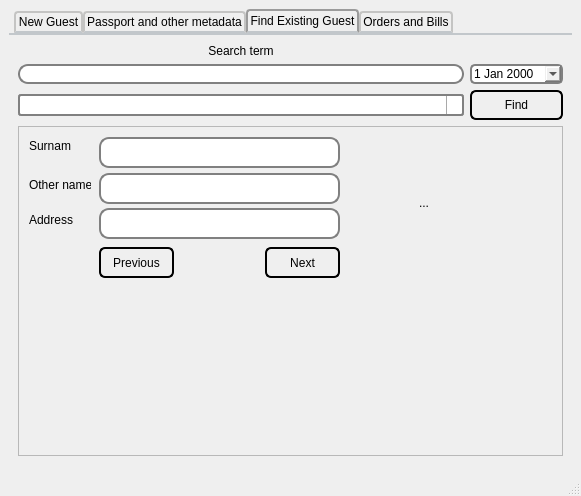
This is guest_main_window.ui in DatabasesWorks/HotelDeHeringan as Qt 5 draws it before an edit. The edited form follows.
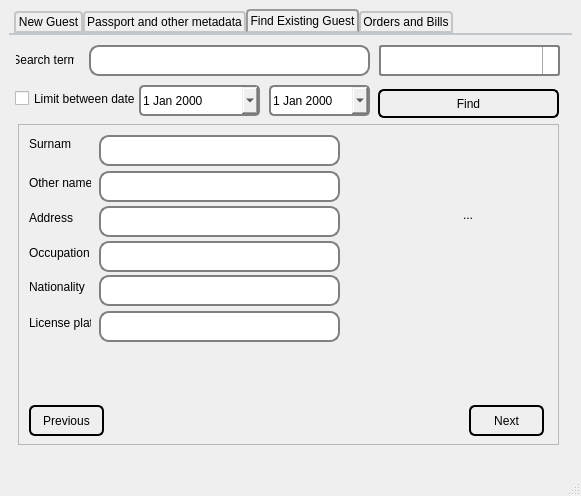
This is the edited form. The open tabs and pages were chosen to show the change. Icons and pictures are not drawn.

```diff
--- a/guest_main_window.ui
+++ b/guest_main_window.ui
@@ -474,9 +474,15 @@
        <attribute name="title">
         <string>Find Existing Guest</string>
        </attribute>
-       <layout class="QGridLayout" name="gridLayout">
-        <item row="0" column="0">
          <widget class="QLabel" name="label_20">
+        <property name="geometry">
+         <rect>
+          <x>7</x>
+          <y>17</y>
+          <width>58</width>
+          <height>16</height>
+         </rect>
+        </property>
           <property name="text">
            <string>Search term</string>
           </property>
@@ -484,29 +490,61 @@
            <set>Qt::AlignCenter</set>
           </property>
          </widget>
-        </item>
-        <item row="1" column="0">
-         <widget class="QLineEdit" name="search_string_edit"/>
-        </item>
-        <item row="2" column="0">
-         <widget class="QComboBox" name="criteria_combo"/>
-        </item>
-        <item row="1" column="1" colspan="2">
-         <widget class="QDateEdit" name="dateEdit">
+       <widget class="QLineEdit" name="search_string_edit">
+        <property name="geometry">
+         <rect>
+          <x>80</x>
+          <y>10</y>
+          <width>281</width>
+          <height>31</height>
+         </rect>
+        </property>
+       </widget>
+       <widget class="QComboBox" name="search_criteria_combo">
+        <property name="geometry">
+         <rect>
+          <x>370</x>
+          <y>10</y>
+          <width>181</width>
+          <height>31</height>
+         </rect>
+        </property>
+       </widget>
+       <widget class="QDateEdit" name="search_date_to">
+        <property name="geometry">
+         <rect>
+          <x>260</x>
+          <y>50</y>
+          <width>101</width>
+          <height>31</height>
+         </rect>
+        </property>
           <property name="calendarPopup">
            <bool>true</bool>
           </property>
          </widget>
-        </item>
-        <item row="2" column="1" colspan="2">
-         <widget class="QPushButton" name="find_button">
+       <widget class="QPushButton" name="find_guest_button">
+        <property name="geometry">
+         <rect>
+          <x>369</x>
+          <y>54</y>
+          <width>181</width>
+          <height>29</height>
+         </rect>
+        </property>
           <property name="text">
            <string>Find</string>
           </property>
          </widget>
-        </item>
-        <item row="3" column="0" colspan="3">
-         <widget class="QScrollArea" name="scrollArea">
+       <widget class="QScrollArea" name="search_result_area">
+        <property name="geometry">
+         <rect>
+          <x>9</x>
+          <y>89</y>
+          <width>541</width>
+          <height>321</height>
+         </rect>
+        </property>
           <property name="widgetResizable">
            <bool>true</bool>
           </property>
@@ -515,11 +553,11 @@
             <rect>
              <x>0</x>
              <y>0</y>
-             <width>543</width>
-             <height>312</height>
-            </rect>
-           </property>
-           <widget class="QLineEdit" name="other_names_edit_2">
+           <width>539</width>
+           <height>319</height>
+          </rect>
+         </property>
+         <widget class="QLineEdit" name="search_othername_edit">
             <property name="geometry">
              <rect>
               <x>80</x>
@@ -568,21 +606,24 @@
            <widget class="QLabel" name="label_3">
             <property name="geometry">
              <rect>
-              <x>400</x>
+            <x>369</x>
               <y>10</y>
-              <width>121</width>
-              <height>131</height>
+            <width>160</width>
+            <height>160</height>
              </rect>
             </property>
             <property name="text">
              <string>...</string>
             </property>
-           </widget>
-           <widget class="QPushButton" name="pushButton">
+          <property name="alignment">
+           <set>Qt::AlignCenter</set>
+          </property>
+         </widget>
+         <widget class="QPushButton" name="search_next_button">
             <property name="geometry">
              <rect>
-              <x>246</x>
-              <y>120</y>
+            <x>450</x>
+            <y>280</y>
               <width>75</width>
               <height>31</height>
              </rect>
@@ -594,8 +635,8 @@
            <widget class="QPushButton" name="pushButton_3">
             <property name="geometry">
              <rect>
-              <x>80</x>
-              <y>120</y>
+            <x>10</x>
+            <y>280</y>
               <width>75</width>
               <height>31</height>
              </rect>
@@ -627,10 +668,103 @@
              <string>Address</string>
             </property>
            </widget>
-          </widget>
+         <widget class="QLabel" name="label_24">
+          <property name="geometry">
+           <rect>
+            <x>10</x>
+            <y>120</y>
+            <width>62</width>
+            <height>16</height>
+           </rect>
+          </property>
+          <property name="text">
+           <string>Occupation</string>
+          </property>
+         </widget>
+         <widget class="QLineEdit" name="search_occupation_edit">
+          <property name="geometry">
+           <rect>
+            <x>80</x>
+            <y>116</y>
+            <width>241</width>
+            <height>31</height>
+           </rect>
+          </property>
          </widget>
-        </item>
-       </layout>
+         <widget class="QLabel" name="label_25">
+          <property name="geometry">
+           <rect>
+            <x>10</x>
+            <y>190</y>
+            <width>62</width>
+            <height>16</height>
+           </rect>
+          </property>
+          <property name="text">
+           <string>License plate</string>
+          </property>
+         </widget>
+         <widget class="QLineEdit" name="search_license_edit">
+          <property name="geometry">
+           <rect>
+            <x>80</x>
+            <y>186</y>
+            <width>241</width>
+            <height>31</height>
+           </rect>
+          </property>
+         </widget>
+         <widget class="QLabel" name="label_26">
+          <property name="geometry">
+           <rect>
+            <x>10</x>
+            <y>154</y>
+            <width>62</width>
+            <height>16</height>
+           </rect>
+          </property>
+          <property name="text">
+           <string>Nationality</string>
+          </property>
+         </widget>
+         <widget class="QLineEdit" name="search_nationality_edit">
+          <property name="geometry">
+           <rect>
+            <x>80</x>
+            <y>150</y>
+            <width>241</width>
+            <height>31</height>
+           </rect>
+          </property>
+         </widget>
+        </widget>
+       </widget>
+       <widget class="QDateEdit" name="search_date_from">
+        <property name="geometry">
+         <rect>
+          <x>130</x>
+          <y>50</y>
+          <width>121</width>
+          <height>31</height>
+         </rect>
+        </property>
+        <property name="calendarPopup">
+         <bool>true</bool>
+        </property>
+       </widget>
+       <widget class="QCheckBox" name="search_limit_checkbox">
+        <property name="geometry">
+         <rect>
+          <x>6</x>
+          <y>55</y>
+          <width>121</width>
+          <height>17</height>
+         </rect>
+        </property>
+        <property name="text">
+         <string>Limit between dates</string>
+        </property>
+       </widget>
       </widget>
       <widget class="QWidget" name="order_and_bills_tab">
        <attribute name="title">
```
Left out of the diff: 52 changed lines with no effect on the pictures. Lines whose indentation alone changed are shown as unchanged.
